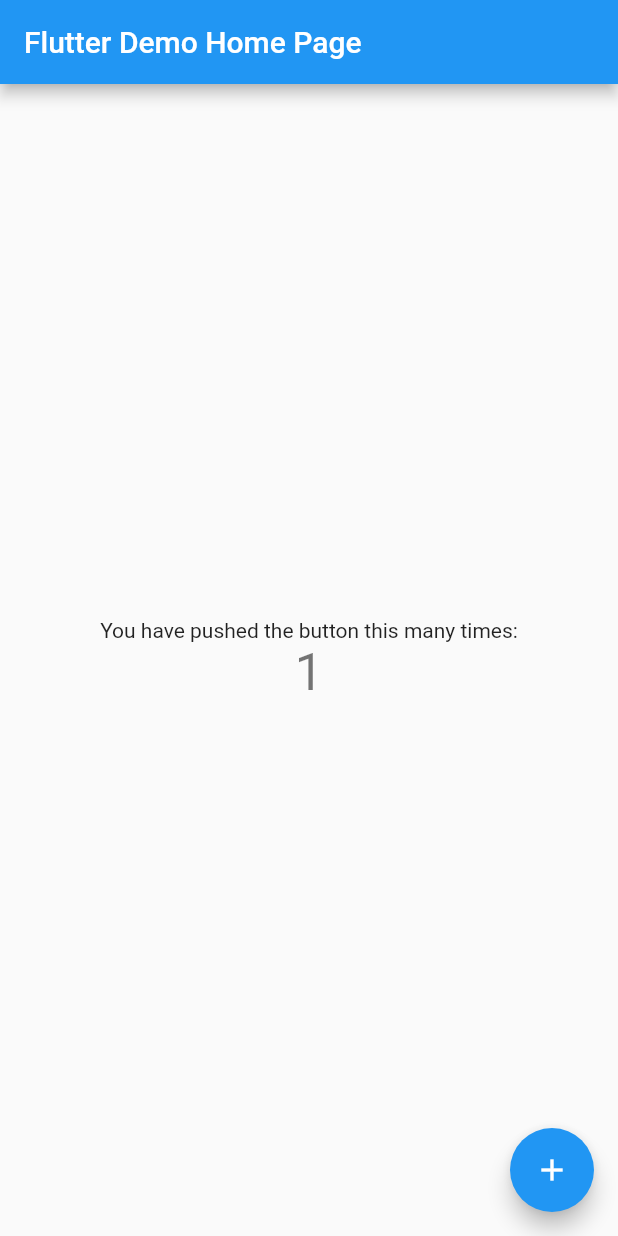
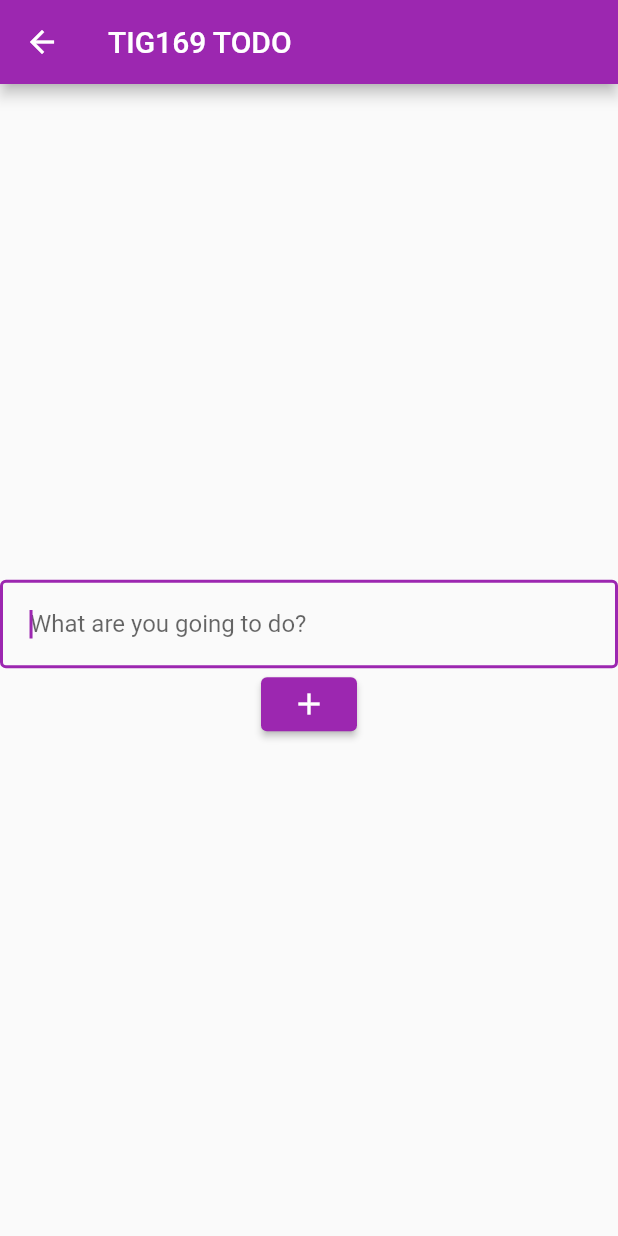
Before and after one commit to gu-tig169/gusalzmh, a Flutter app: the screen it shows after launch, after a tap on the "add" icon, on a phone screen of 412 x 824 dp. Run offline on Flutter 3.47's test engine with Material 2 defaults, Android fonts, the phone set to English and light mode, and no system bars.

Commit message:
Adding UI and interactions. Basic functionality is implemented. TODO: Documentation + check for errors.

```diff
--- /dev/null
+++ b/lib/DataAccess/todoManager.dart
@@ -0,0 +1,42 @@
+import 'package:todoApp/Modules/TodoItem.dart';
+import 'package:todoApp/TestSeed/testData.dart';
+
+class ToDoManager {
+  List<TodoItem> _list;
+  int id;
+
+  ToDoManager() {
+    _list = new List();
+  }
+
+  void addNewTodoItem(TodoItem todoItem) {
+    _list.add(todoItem);
+  }
+
+  void removeTodo(TodoItem todoItem) {
+    _list.remove(todoItem);
+  }
+
+  List<TodoItem> getAllItems() {
+    return _list;
+  }
+
+  List<TodoItem> getDoneItems() {
+    return _list.where((x) => x.isChecked).toList();
+  }
+
+  List<TodoItem> getUnDoneItems() {
+    return _list.where((x) => !x.isChecked).toList();
+  }
+
+  List<TodoItem> getAllAutoSorted() {
+    List<TodoItem> mixed = getUnDoneItems();
+    mixed.addAll(getDoneItems());
+    return mixed;
+  }
+
+  void generateTestData() {
+    TestData test = TestData();
+    _list.addAll(test.getFakeListOfString());
+  }
+}
--- /dev/null
+++ b/lib/MenuItems.dart
@@ -0,0 +1 @@
+enum MenuItems { all, done, undone, auto }
--- /dev/null
+++ b/lib/Modules/TodoItem.dart
@@ -0,0 +1,9 @@
+class TodoItem {
+  String title;
+  bool isChecked;
+
+  TodoItem(String title) {
+    this.title = title;
+    isChecked = false;
+  }
+}
--- /dev/null
+++ b/lib/NewTodoRoute.dart
@@ -0,0 +1,63 @@
+import 'package:flutter/cupertino.dart';
+import 'package:flutter/material.dart';
+
+class NewTodoRoute extends StatefulWidget {
+  @override
+  State<StatefulWidget> createState() => new NewTodoRouteState();
+}
+
+class NewTodoRouteState extends State<NewTodoRoute> {
+  final myController = TextEditingController();
+
+  @override
+  void dispose() {
+    myController.dispose();
+    super.dispose();
+  }
+
+  @override
+  Widget build(BuildContext context) {
+    return Scaffold(
+        appBar: AppBar(
+          title: Text('TIG169 TODO'),
+          actions: [],
+        ),
+        body: Builder(builder: (context) {
+          return Center(
+            child: Column(
+              mainAxisAlignment: MainAxisAlignment.center,
+              children: <Widget>[
+                TextField(
+                  controller: myController,
+                  autofocus: true,
+                  decoration: InputDecoration(
+                    contentPadding: EdgeInsets.all(20),
+                    hintText: "What are you going to do?",
+                    border: const OutlineInputBorder(),
+                  ),
+                ),
+                ElevatedButton(
+                  onPressed: () {
+                    setState(() {
+                      myController.text.isEmpty
+                          ? _showSnackBar(context)
+                          : Navigator.pop(
+                              context,
+                              myController.text,
+                            );
+                    });
+                  },
+                  child: Icon(Icons.add),
+                )
+              ],
+            ),
+          );
+        }));
+  }
+
+  void _showSnackBar(context) {
+    SnackBar mySnackBar =
+        SnackBar(content: Text("Item can't be empty, type something!"));
+    Scaffold.of(context).showSnackBar(mySnackBar);
+  }
+}
--- /dev/null
+++ b/lib/TestSeed/testData.dart
@@ -0,0 +1,20 @@
+import 'package:todoApp/Modules/TodoItem.dart';
+
+class TestData {
+  TestData();
+
+  List<TodoItem> getFakeListOfString() {
+    List<TodoItem> _list = List();
+    _list.addAll({
+      TodoItem('Write a book'),
+      TodoItem('Do homework'),
+      TodoItem('Tidy room'),
+      TodoItem('Nap'),
+      TodoItem('Shop groceries'),
+      TodoItem('Have fun'),
+      TodoItem('Meditate'),
+      TodoItem('Write Code'),
+    });
+    return _list;
+  }
+}
--- a/lib/main.dart
+++ b/lib/main.dart
@@ -1,47 +1,27 @@
 import 'package:flutter/material.dart';
+import 'package:todoApp/DataAccess/todoManager.dart';
+import 'package:todoApp/Modules/TodoItem.dart';
+import 'package:todoApp/NewTodoRoute.dart';
 
-void main() {
-  runApp(MyApp());
-}
+void main() => runApp(MyApp());
 
 class MyApp extends StatelessWidget {
   // This widget is the root of your application.
   @override
   Widget build(BuildContext context) {
     return MaterialApp(
-      title: 'Flutter Demo',
+      title: 'To-Do App',
       theme: ThemeData(
-        // This is the theme of your application.
-        //
-        // Try running your application with "flutter run". You'll see the
-        // application has a blue toolbar. Then, without quitting the app, try
-        // changing the primarySwatch below to Colors.green and then invoke
-        // "hot reload" (press "r" in the console where you ran "flutter run",
-        // or simply save your changes to "hot reload" in a Flutter IDE).
-        // Notice that the counter didn't reset back to zero; the application
-        // is not restarted.
-        primarySwatch: Colors.blue,
-        // This makes the visual density adapt to the platform that you run
-        // the app on. For desktop platforms, the controls will be smaller and
-        // closer together (more dense) than on mobile platforms.
+        primarySwatch: Colors.purple,
         visualDensity: VisualDensity.adaptivePlatformDensity,
       ),
-      home: MyHomePage(title: 'Flutter Demo Home Page'),
+      home: MyHomePage(title: 'To-do main page'),
     );
   }
 }
 
 class MyHomePage extends StatefulWidget {
   MyHomePage({Key key, this.title}) : super(key: key);
-
-  // This widget is the home page of your application. It is stateful, meaning
-  // that it has a State object (defined below) that contains fields that affect
-  // how it looks.
-
-  // This class is the configuration for the state. It holds the values (in this
-  // case the title) provided by the parent (in this case the App widget) and
-  // used by the build method of the State. Fields in a Widget subclass are
-  // always marked "final".
 
   final String title;
 
@@ -50,68 +30,127 @@ class MyHomePage extends StatefulWidget {
 }
 
 class _MyHomePageState extends State<MyHomePage> {
-  int _counter = 0;
+  ToDoManager todoManager = ToDoManager();
+  List<TodoItem> itemList;
 
-  void _incrementCounter() {
-    setState(() {
-      // This call to setState tells the Flutter framework that something has
-      // changed in this State, which causes it to rerun the build method below
-      // so that the display can reflect the updated values. If we changed
-      // _counter without calling setState(), then the build method would not be
-      // called again, and so nothing would appear to happen.
-      _counter++;
-    });
+  @override
+  void initState() {
+    todoManager.generateTestData();
+    itemList = todoManager.getAllItems();
+    super.initState();
   }
 
   @override
   Widget build(BuildContext context) {
-    // This method is rerun every time setState is called, for instance as done
-    // by the _incrementCounter method above.
-    //
-    // The Flutter framework has been optimized to make rerunning build methods
-    // fast, so that you can just rebuild anything that needs updating rather
-    // than having to individually change instances of widgets.
     return Scaffold(
       appBar: AppBar(
-        // Here we take the value from the MyHomePage object that was created by
-        // the App.build method, and use it to set our appbar title.
         title: Text(widget.title),
+        actions: <Widget>[
+          PopupMenuButton<int>(
+              onSelected: (int result) {
+                setState(() {
+                  switch (result) {
+                    case 1:
+                      itemList = todoManager.getAllItems();
+                      break;
+                    case 2:
+                      itemList = todoManager.getDoneItems();
+                      break;
+                    case 3:
+                      itemList = todoManager.getUnDoneItems();
+                      break;
+                    case 4:
+                      itemList = todoManager.getAllAutoSorted();
+                      break;
+                  }
+                });
+              },
+              itemBuilder: (BuildContext context) => <PopupMenuEntry<int>>[
+                    const PopupMenuItem(
+                      value: 1,
+                      child: Text("All"),
+                    ),
+                    const PopupMenuItem(
+                      value: 2,
+                      child: Text('Done'),
+                    ),
+                    const PopupMenuItem(
+                      value: 3,
+                      child: Text('Undone'),
+                    ),
+                    const PopupMenuItem(
+                      value: 4,
+                      child: Text('Auto'),
+                    )
+                  ])
+        ],
       ),
       body: Center(
-        // Center is a layout widget. It takes a single child and positions it
-        // in the middle of the parent.
-        child: Column(
-          // Column is also a layout widget. It takes a list of children and
-          // arranges them vertically. By default, it sizes itself to fit its
-          // children horizontally, and tries to be as tall as its parent.
-          //
-          // Invoke "debug painting" (press "p" in the console, choose the
-          // "Toggle Debug Paint" action from the Flutter Inspector in Android
-          // Studio, or the "Toggle Debug Paint" command in Visual Studio Code)
-          // to see the wireframe for each widget.
-          //
-          // Column has various properties to control how it sizes itself and
-          // how it positions its children. Here we use mainAxisAlignment to
-          // center the children vertically; the main axis here is the vertical
-          // axis because Columns are vertical (the cross axis would be
-          // horizontal).
-          mainAxisAlignment: MainAxisAlignment.center,
-          children: <Widget>[
-            Text(
-              'You have pushed the button this many times:',
-            ),
-            Text(
-              '$_counter',
-              style: Theme.of(context).textTheme.headline4,
-            ),
-          ],
-        ),
+        child: ListView.builder(
+            padding: const EdgeInsets.all(5),
+            itemCount: itemList.length,
+            itemBuilder: (BuildContext context, int index) {
+              Text customizedTitle;
+              switch (itemList[index].isChecked) {
+                case true:
+                  customizedTitle = new Text(
+                    itemList[index].title,
+                    style: new TextStyle(
+                        color: Colors.black.withOpacity(0.2),
+                        decoration: TextDecoration.lineThrough),
+                  );
+                  break;
+                case false:
+                  customizedTitle = new Text(itemList[index].title);
+              }
+              return Card(
+                child: Container(
+                  padding: new EdgeInsets.all(10),
+                  child: Column(
+                    children: <Widget>[
+                      new CheckboxListTile(
+                        controlAffinity: ListTileControlAffinity.leading,
+                        value: itemList[index].isChecked,
+                        onChanged: (bool value) {
+                          setState(() {
+                            itemList[index].isChecked = value;
+                          });
+                        },
+                        title: customizedTitle,
+                        secondary: CloseButton(onPressed: () {
+                          setState(() {
+                            TodoItem itemToRemove = itemList[index];
+                            todoManager.removeTodo(itemToRemove);
+                            itemList.remove(itemToRemove);
+                          });
+                        }),
+                      )
+                    ],
+                  ),
+                ),
+              );
+            }),
       ),
       floatingActionButton: FloatingActionButton(
-        onPressed: _incrementCounter,
-        tooltip: 'Increment',
+        onPressed: () {
+          // setState(() {
+          //   todoManager.addNewTodoItem(TodoItem("Test From Button"));
+          // });
+          _awaitReturnValueFromNewTodoRoute(context);
+        },
+        tooltip: 'Add New Task',
         child: Icon(Icons.add),
-      ), // This trailing comma makes auto-formatting nicer for build methods.
+      ),
     );
   }
+
+  void _awaitReturnValueFromNewTodoRoute(context) async {
+    final result = await Navigator.push(
+      context,
+      MaterialPageRoute(builder: (context) => NewTodoRoute()),
+    );
+    setState(() {
+      todoManager.addNewTodoItem(TodoItem(result));
+    });
+  }
 }
```
Also changed, not shown: lib/Modules/todoList.dart (added, +23 -0 lines), 1 other file.
